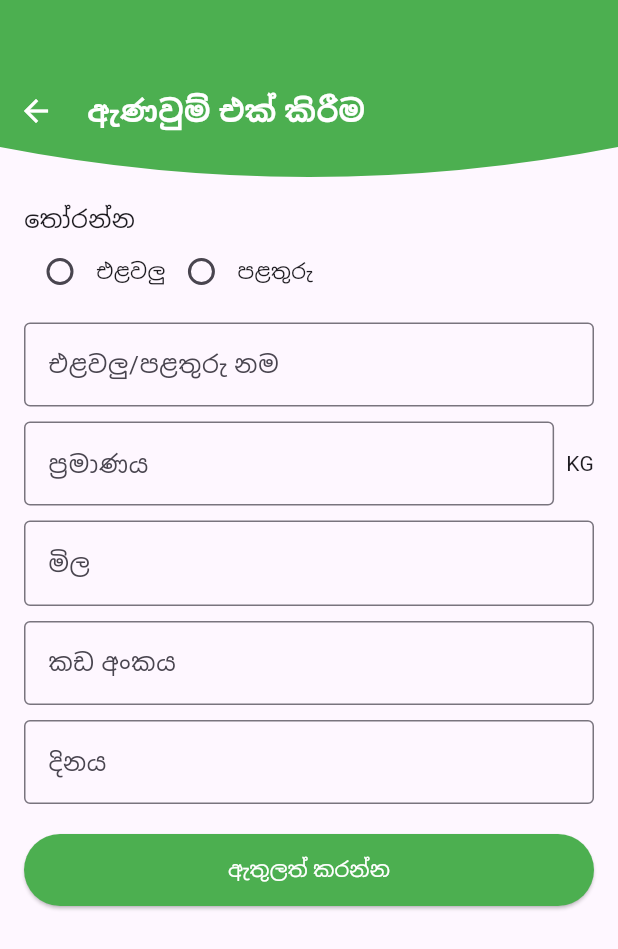
After one commit to rudill/Mobile-app-for-Dambulla-Economic-Center, a Flutter app: the screen it shows after launch, after a tap on "Product Submition Form", on a phone screen of 412 x 824 dp. The commit adds this screen. Shown: the top 949 px of the screen. Run offline on Flutter 3.47's test engine with Material 3 defaults, Android fonts, the phone set to English and light mode, and no system bars; our stand-ins replace hive_ce; accounts and stored records are empty; network calls fail.

Commit message:
Creating Product Submition Form, Category Vegetable Page, Category Fruit Page

```diff
--- /dev/null
+++ b/lib/Pages/ProductSubmitionForm.dart
@@ -0,0 +1,155 @@
+import 'package:flutter/material.dart';
+
+class ProductSubmitionForm extends StatefulWidget {
+  @override
+  _ProductSubmitionFormState createState() => _ProductSubmitionFormState();
+}
+
+class _ProductSubmitionFormState extends State<ProductSubmitionForm> {
+  String selectedOption = 'පුරවන්න';
+
+
+  final TextEditingController nameController = TextEditingController();
+  final TextEditingController quantityController = TextEditingController();
+  final TextEditingController priceController = TextEditingController();
+  final TextEditingController inputController = TextEditingController();
+  final TextEditingController dateController = TextEditingController();
+
+  @override
+  Widget build(BuildContext context) {
+    return Scaffold(
+
+      body: Column(
+        children: [
+          ClipPath(
+            clipper: BottomWaveClipper(),
+            child: Container(
+              padding: EdgeInsets.only(top: 50, bottom: 20),
+              width: double.infinity,
+              color: Colors.green,
+              child: Row(
+                children: [
+                  IconButton(
+                    icon: Icon(Icons.arrow_back, color: Colors.white),
+                    onPressed: () {
+                      Navigator.pop(context);
+                    },
+                  ),
+                  SizedBox(width: 10),
+                  Text(
+                    'ඇණවුම් එක් කිරීම',
+                    style: TextStyle(
+                      color: Colors.white,
+                      fontSize: 20,
+                      fontWeight: FontWeight.bold,
+                    ),
+                  ),
+                ],
+              ),
+            ),
+          ),
+          Expanded(
+            child: SingleChildScrollView(
+              padding: EdgeInsets.all(16),
+              child: Column(
+                crossAxisAlignment: CrossAxisAlignment.start,
+                children: [
+                  Text("තෝරන්න", style: TextStyle(fontSize: 16)),
+                  Row(
+                    children: [
+                      Radio(
+                        value: 'එළවලු',
+                        groupValue: selectedOption,
+                        onChanged: (value) {
+                          setState(() {
+                            selectedOption = value!;
+                          });
+                        },
+                      ),
+                      Text("එළවලු"),
+                      Radio(
+                        value: 'පළතුරු',
+                        groupValue: selectedOption,
+                        onChanged: (value) {
+                          setState(() {
+                            selectedOption = value!;
+                          });
+                        },
+                      ),
+                      Text("පළතුරු"),
+                    ],
+                  ),
+                  SizedBox(height: 10),
+                  _buildTextField("එළවලු/පළතුරු නම", nameController),
+                  SizedBox(height: 10),
+                  Row(
+                    children: [
+                      Expanded(child: _buildTextField("ප්‍රමාණය", quantityController)),
+                      SizedBox(width: 8),
+                      Text("KG"),
+                    ],
+                  ),
+                  SizedBox(height: 10),
+                  _buildTextField("මිල", priceController, prefixText: "රු."),
+                  SizedBox(height: 10),
+                  _buildTextField("කඩ අංකය", inputController),
+                  SizedBox(height: 10),
+                  _buildTextField("දිනය", dateController, hintText: "mm/dd/yyyy"),
+                  SizedBox(height: 20),
+                  SizedBox(
+                    width: double.infinity,
+                    height: 48,
+                    child: ElevatedButton(
+                      onPressed: () {
+
+                      },
+                      style: ElevatedButton.styleFrom(
+                        backgroundColor: Colors.green,
+                        foregroundColor: Colors.white,
+                      ),
+                      child: Text("ඇතුලත් කරන්න"),
+                    ),
+                  ),
+                ],
+              ),
+            ),
+          ),
+        ],
+      ),
+    );
+  }
+
+
+  Widget _buildTextField(String label, TextEditingController controller,
+      {String? prefixText, String? hintText}) {
+    return TextField(
+      controller: controller,
+      decoration: InputDecoration(
+        labelText: label,
+        prefixText: prefixText,
+        hintText: hintText,
+        border: OutlineInputBorder(),
+        focusedBorder: OutlineInputBorder(
+          borderSide: BorderSide(color: Colors.green, width: 2),
+        ),
+      ),
+    );
+  }
+}
+
+
+class BottomWaveClipper extends CustomClipper<Path> {
+  @override
+  Path getClip(Size size) {
+    final path = Path();
+    path.lineTo(0, size.height - 20);
+    path.quadraticBezierTo(
+        size.width / 2, size.height + 20, size.width, size.height - 20);
+    path.lineTo(size.width, 0);
+    path.close();
+    return path;
+  }
+
+  @override
+  bool shouldReclip(CustomClipper<Path> oldClipper) => false;
+}
--- a/lib/Pages/homeScreen.dart
+++ b/lib/Pages/homeScreen.dart
@@ -1,6 +1,9 @@
+import 'package:dec_app/Pages/CategoryFruit.dart';
+import 'package:dec_app/Pages/CategoryVegetable.dart';
 import 'package:dec_app/Pages/FaramerLogin.dart';
 import 'package:dec_app/Pages/FarmerRegistation.dart';
 import 'package:dec_app/Pages/OngoingOrders.dart';
+import 'package:dec_app/Pages/ProductSubmitionForm.dart';
 import 'package:dec_app/Pages/ReservedTimeTable.dart';
 import 'package:dec_app/Pages/SellerLogin.dart';
 import 'package:dec_app/Pages/SellerRegistration.dart';
@@ -98,6 +101,43 @@ class HomeScreen extends StatelessWidget {
                   },
                   child: Text("Seller Login Page"),
                 ),
+
+                ElevatedButton(
+                  onPressed: () {
+                    Navigator.push(
+                      context,
+                      MaterialPageRoute(
+                        builder: (context) => ProductSubmitionForm(),
+                      ),
+                    );
+                  },
+                  child: Text("Product Submition Form"),
+                ),
+
+                ElevatedButton(
+                  onPressed: () {
+                    Navigator.push(
+                      context,
+                      MaterialPageRoute(
+                        builder: (context) => CategoryVegetable(),
+                      ),
+                    );
+                  },
+                  child: Text("Vegetable Category"),
+                ),
+
+                ElevatedButton(
+                  onPressed: () {
+                    Navigator.push(
+                      context,
+                      MaterialPageRoute(
+                        builder: (context) => CategoryFruit(),
+                      ),
+                    );
+                  },
+                  child: Text("Fruit Category"),
+                ),
+
                 // ElevatedButton(
                 //   onPressed: () {
                 //     Navigator.push(
```
Also changed, not shown: lib/Pages/CategoryFruit.dart (added, +152 -0 lines), lib/Pages/CategoryVegetable.dart (added, +155 -0 lines).
